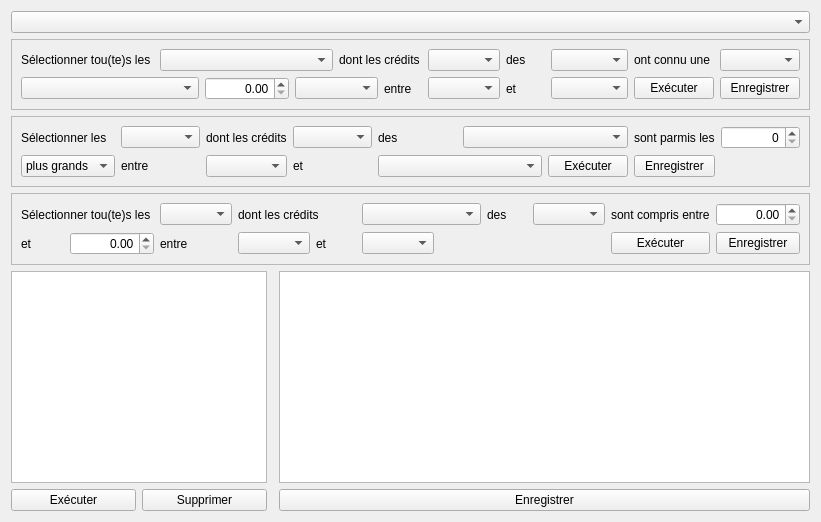
Qt form formqueries.ui (GiPiLab/ProtonClassicSuite) before a commit.
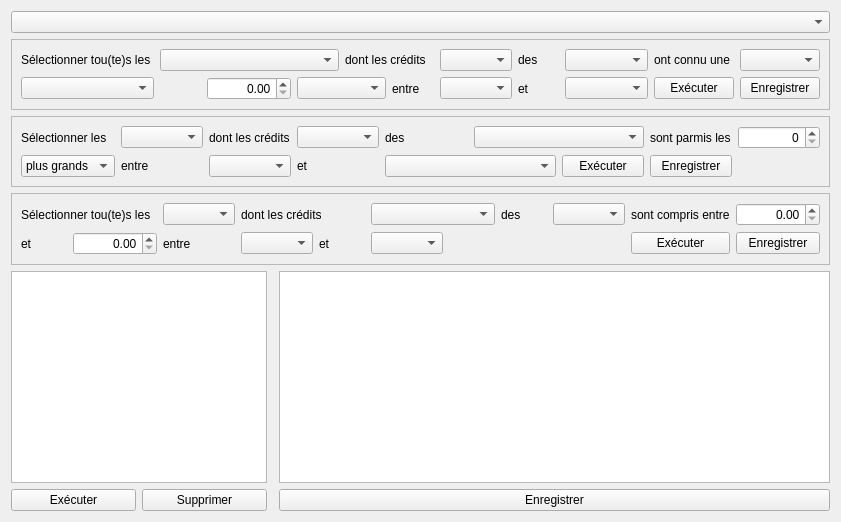
The same form after that commit.

```diff
--- a/formqueries.ui
+++ b/formqueries.ui
@@ -6,7 +6,7 @@
    <rect>
     <x>0</x>
     <y>0</y>
-    <width>821</width>
+    <width>841</width>
     <height>522</height>
    </rect>
   </property>
@@ -222,9 +222,6 @@
         </property>
        </widget>
       </item>
-      <item row="1" column="0" colspan="2">
-       <widget class="QComboBox" name="comboBoxOperator"/>
-      </item>
       <item row="1" column="2">
        <widget class="QDoubleSpinBox" name="doubleSpinBox">
         <property name="alignment">
@@ -235,6 +232,9 @@
         </property>
        </widget>
       </item>
+      <item row="1" column="0">
+       <widget class="QComboBox" name="comboBoxOperator"/>
+      </item>
      </layout>
     </widget>
    </item>
```
